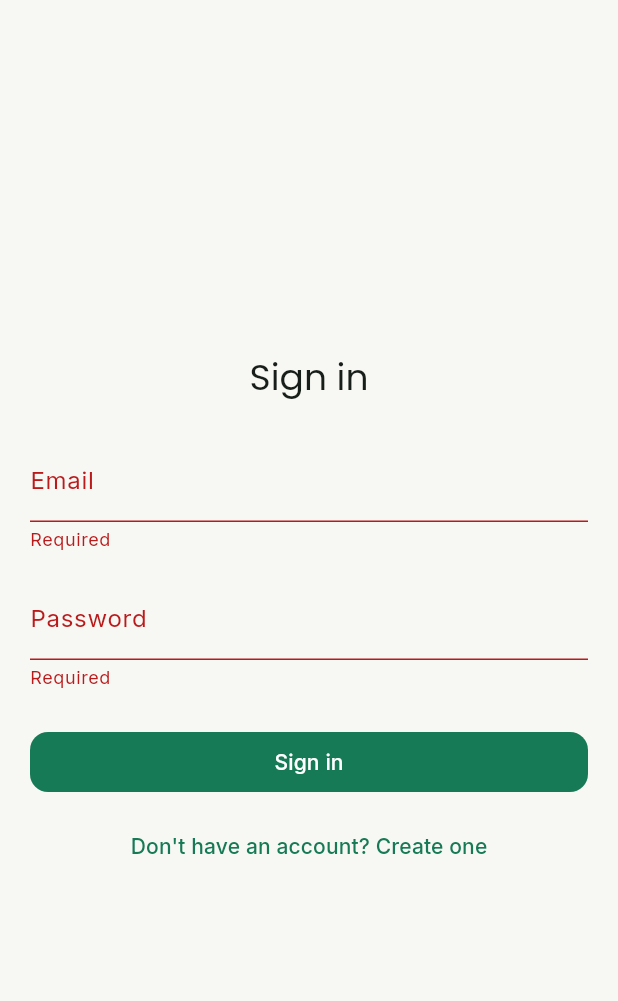
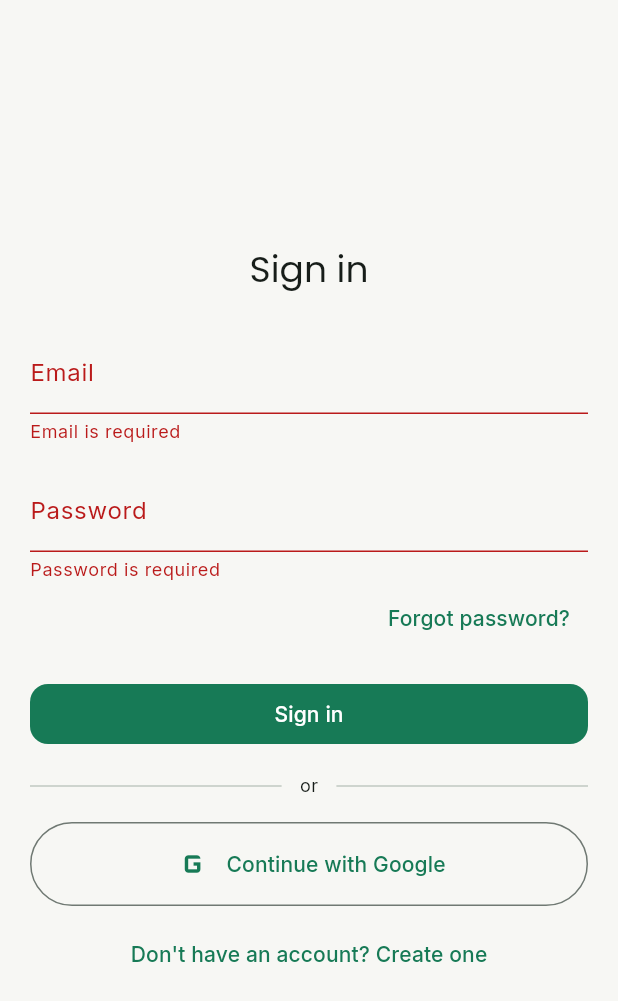
Before and after one commit to MEDATTA0/mobile_dev_summative, a Flutter app: the AuthScreen screen opened directly, after a tap on "Sign in", on a phone screen of 412 x 824 dp. Shown: the top 1001 px of the screen. Run offline on Flutter 3.47's test engine with Material 3 defaults, Android fonts, the phone set to English and light mode, and no system bars; our stand-ins replace cloud_firestore, firebase_auth, firebase_core, flutter_riverpod, google_fonts, google_sign_in and 1 more; accounts and stored records are empty; generated files the repository leaves out were written again.

Commit message:
feat(auth): add email/password validation, forgot-password and Google sign-in UI

```diff
--- a/lib/features/auth/screens/auth_screen.dart
+++ b/lib/features/auth/screens/auth_screen.dart
@@ -25,6 +25,20 @@ class _AuthScreenState extends ConsumerState<AuthScreen> {
     _emailController.dispose();
     _passwordController.dispose();
     super.dispose();
+  }
+
+  String? _validateEmail(String? value) {
+    final text = value?.trim() ?? '';
+    if (text.isEmpty) return 'Email is required';
+    final pattern = RegExp(r'^[\w.\-]+@([\w\-]+\.)+[\w\-]{2,}$');
+    return pattern.hasMatch(text) ? null : 'Enter a valid email';
+  }
+
+  String? _validatePassword(String? value) {
+    final text = value ?? '';
+    if (text.isEmpty) return 'Password is required';
+    if (text.length < 6) return 'Use at least 6 characters';
+    return null;
   }
 
   String? _required(String? value) {
@@ -63,16 +77,24 @@ class _AuthScreenState extends ConsumerState<AuthScreen> {
                     controller: _emailController,
                     decoration: const InputDecoration(labelText: 'Email'),
                     keyboardType: TextInputType.emailAddress,
-                    validator: _required,
+                    validator: _validateEmail,
                   ),
                   const SizedBox(height: 16),
                   TextFormField(
                     controller: _passwordController,
                     decoration: const InputDecoration(labelText: 'Password'),
                     obscureText: true,
-                    validator: _required,
+                    validator: _validatePassword,
                   ),
-                  const SizedBox(height: 24),
+                  if (!_isSignUp)
+                    Align(
+                      alignment: Alignment.centerRight,
+                      child: TextButton(
+                        onPressed: _submitting ? null : _forgotPassword,
+                        child: const Text('Forgot password?'),
+                      ),
+                    ),
+                  const SizedBox(height: 16),
                   FilledButton(
                     onPressed: _submitting ? null : _submit,
                     child: _submitting
@@ -82,6 +104,29 @@ class _AuthScreenState extends ConsumerState<AuthScreen> {
                             child: CircularProgressIndicator(strokeWidth: 2),
                           )
                         : Text(_isSignUp ? 'Create account' : 'Sign in'),
+                  ),
+                  const SizedBox(height: 16),
+                  Row(
+                    children: [
+                      const Expanded(child: Divider()),
+                      Padding(
+                        padding: const EdgeInsets.symmetric(horizontal: 12),
+                        child: Text(
+                          'or',
+                          style: Theme.of(context).textTheme.bodySmall,
+                        ),
+                      ),
+                      const Expanded(child: Divider()),
+                    ],
+                  ),
+                  const SizedBox(height: 16),
+                  OutlinedButton.icon(
+                    onPressed: _submitting ? null : _signInWithGoogle,
+                    icon: const Icon(Icons.g_mobiledata, size: 28),
+                    label: const Text('Continue with Google'),
+                    style: OutlinedButton.styleFrom(
+                      padding: const EdgeInsets.symmetric(vertical: 14),
+                    ),
                   ),
                   const SizedBox(height: 8),
                   TextButton(
@@ -129,6 +174,9 @@ class _AuthScreenState extends ConsumerState<AuthScreen> {
                 email: email,
               ),
             );
+        messenger.showSnackBar(
+          SnackBar(content: Text('Verification email sent to $email')),
+        );
       } else {
         await ref
             .read(authRepositoryProvider)
@@ -143,4 +191,63 @@ class _AuthScreenState extends ConsumerState<AuthScreen> {
       }
     }
   }
+
+  Future<void> _signInWithGoogle() async {
+    setState(() => _submitting = true);
+    final messenger = ScaffoldMessenger.of(context);
+    try {
+      final credential = await ref
+          .read(authRepositoryProvider)
+          .signInWithGoogle();
+      if (credential == null) return; // user cancelled
+
+      if (credential.additionalUserInfo?.isNewUser ?? false) {
+        final user = credential.user!;
+        final now = DateTime.now();
+        await ref
+            .read(userRepositoryProvider)
+            .createWithId(
+              user.uid,
+              UserModel(
+                id: user.uid,
+                createdAt: now,
+                updatedAt: now,
+                name:
+                    user.displayName ??
+                    user.email?.split('@').first ??
+                    'User',
+                email: user.email ?? '',
+              ),
+            );
+      }
+    } catch (e) {
+      if (!context.mounted) return;
+      messenger.showSnackBar(SnackBar(content: Text('$e')));
+    } finally {
+      if (mounted) {
+        setState(() => _submitting = false);
+      }
+    }
+  }
+
+  Future<void> _forgotPassword() async {
+    final email = _emailController.text.trim();
+    final messenger = ScaffoldMessenger.of(context);
+    if (_validateEmail(email) != null) {
+      messenger.showSnackBar(
+        const SnackBar(content: Text('Enter a valid email above first')),
+      );
+      return;
+    }
+    try {
+      await ref.read(authRepositoryProvider).sendPasswordResetEmail(email);
+      if (!mounted) return;
+      messenger.showSnackBar(
+        SnackBar(content: Text('Password reset email sent to $email')),
+      );
+    } catch (e) {
+      if (!mounted) return;
+      messenger.showSnackBar(SnackBar(content: Text('$e')));
+    }
+  }
 }
```
